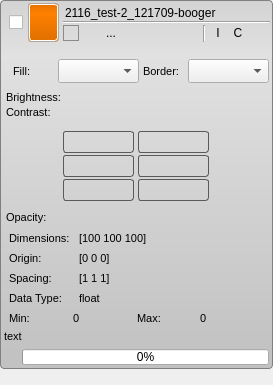
The window that Interface/AppInterface/LayerWidget.ui (jessdtate/Seg3D) describes before a commit, drawn with Qt 5.
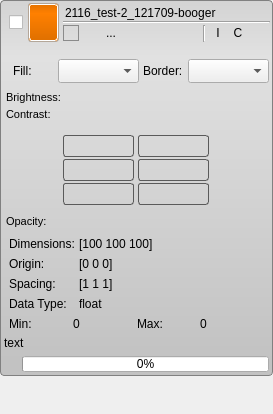
The same window after the commit. Icons and pictures are not drawn. Custom widgets are drawn as their Qt base class.

What changed in the file:
```diff
--- a/Interface/AppInterface/LayerWidget.ui
+++ b/Interface/AppInterface/LayerWidget.ui
@@ -7,7 +7,7 @@
     <x>0</x>
     <y>0</y>
     <width>273</width>
-    <height>385</height>
+    <height>414</height>
    </rect>
   </property>
   <property name="mouseTracking">
@@ -474,6 +474,9 @@
                    <height>16</height>
                   </size>
                  </property>
+                 <property name="toolTip">
+                  <string>Open the advanced visibility menu.</string>
+                 </property>
                  <property name="text">
                   <string/>
                  </property>
@@ -501,6 +504,9 @@
                    <height>16</height>
                   </size>
                  </property>
+                 <property name="toolTip">
+                  <string>Open the layers info menu.</string>
+                 </property>
                  <property name="text">
                   <string>...</string>
                  </property>
@@ -528,6 +534,9 @@
                    <height>16</height>
                   </size>
                  </property>
+                 <property name="toolTip">
+                  <string>Open the layers opacity menu.</string>
+                 </property>
                  <property name="text">
                   <string/>
                  </property>
@@ -556,7 +565,7 @@
                   </size>
                  </property>
                  <property name="toolTip">
-                  <string>Open the opacity menu</string>
+                  <string>Open the appearance menu.</string>
                  </property>
                  <property name="text">
                   <string/>
@@ -825,11 +834,6 @@
                 <height>30</height>
                </size>
               </property>
-              <property name="font">
-               <font>
-                <pointsize>8</pointsize>
-               </font>
-              </property>
               <property name="text">
                <string>Fill:</string>
               </property>
@@ -859,11 +863,6 @@
                 <height>30</height>
                </size>
               </property>
-              <property name="font">
-               <font>
-                <pointsize>8</pointsize>
-               </font>
-              </property>
               <property name="text">
                <string>Border:</string>
               </property>
@@ -918,6 +917,9 @@
                  </property>
                 </widget>
                </item>
+               <item>
+                <widget class="QtUtils::QtSliderDoubleCombo" name="brightness_adjuster_" native="true"/>
+               </item>
               </layout>
              </widget>
             </item>
@@ -960,6 +962,9 @@
                  </property>
                 </widget>
                </item>
+               <item>
+                <widget class="QtUtils::QtSliderDoubleCombo" name="contrast_adjuster_" native="true"/>
+               </item>
               </layout>
              </widget>
             </item>
@@ -1176,6 +1181,9 @@
               </property>
              </widget>
             </item>
+            <item>
+             <widget class="QtUtils::QtSliderDoubleCombo" name="opacity_adjuster_" native="true"/>
+            </item>
            </layout>
           </widget>
          </item>
@@ -1216,11 +1224,6 @@
                <height>20</height>
               </size>
              </property>
-             <property name="font">
-              <font>
-               <pointsize>8</pointsize>
-              </font>
-             </property>
              <property name="text">
               <string>Dimensions:</string>
              </property>
@@ -1228,11 +1231,6 @@
            </item>
            <item>
             <widget class="QLabel" name="dimensions_">
-             <property name="font">
-              <font>
-               <pointsize>8</pointsize>
-              </font>
-             </property>
              <property name="text">
               <string>[100 100 100]</string>
              </property>
@@ -1256,11 +1254,6 @@
                <height>20</height>
               </size>
              </property>
-             <property name="font">
-              <font>
-               <pointsize>8</pointsize>
-              </font>
-             </property>
              <property name="text">
               <string>Origin:</string>
              </property>
@@ -1268,11 +1261,6 @@
            </item>
            <item>
             <widget class="QLabel" name="origin_label_">
-             <property name="font">
-              <font>
-               <pointsize>8</pointsize>
-              </font>
-             </property>
              <property name="text">
               <string>[0 0 0]</string>
              </property>
@@ -1296,11 +1284,6 @@
                <height>20</height>
               </size>
              </property>
-             <property name="font">
-              <font>
-               <pointsize>8</pointsize>
-              </font>
-             </property>
              <property name="text">
               <string>Spacing:</string>
              </property>
@@ -1308,11 +1291,6 @@
            </item>
            <item>
             <widget class="QLabel" name="spacing_label_">
-             <property name="font">
-              <font>
-               <pointsize>8</pointsize>
-              </font>
-             </property>
              <property name="text">
               <string>[1 1 1]</string>
              </property>
@@ -1345,11 +1323,6 @@
                   <height>20</height>
                  </size>
                 </property>
-                <property name="font">
-                 <font>
-                  <pointsize>8</pointsize>
-                 </font>
-                </property>
                 <property name="text">
                  <string>Data Type:</string>
                 </property>
@@ -1357,11 +1330,6 @@
               </item>
               <item>
                <widget class="QLabel" name="datatype_label_">
-                <property name="font">
-                 <font>
-                  <pointsize>8</pointsize>
-                 </font>
-                </property>
                 <property name="text">
                  <string>float</string>
                 </property>
@@ -1385,11 +1353,6 @@
                   <height>20</height>
                  </size>
                 </property>
-                <property name="font">
-                 <font>
-                  <pointsize>8</pointsize>
-                 </font>
-                </property>
                 <property name="text">
                  <string>Min:</string>
                 </property>
@@ -1397,11 +1360,6 @@
               </item>
               <item>
                <widget class="QLabel" name="min_label_">
-                <property name="font">
-                 <font>
-                  <pointsize>8</pointsize>
-                 </font>
-                </property>
                 <property name="text">
                  <string>0</string>
                 </property>
@@ -1421,11 +1379,6 @@
                   <height>20</height>
                  </size>
                 </property>
-                <property name="font">
-                 <font>
-                  <pointsize>8</pointsize>
-                 </font>
-                </property>
                 <property name="text">
                  <string>Max:</string>
                 </property>
@@ -1433,11 +1386,6 @@
               </item>
               <item>
                <widget class="QLabel" name="max_label_">
-                <property name="font">
-                 <font>
-                  <pointsize>8</pointsize>
-                 </font>
-                </property>
                 <property name="text">
                  <string>0</string>
                 </property>
@@ -1471,11 +1419,6 @@
          </property>
          <item>
           <widget class="QLabel" name="abort_text_">
-           <property name="font">
-            <font>
-             <pointsize>8</pointsize>
-            </font>
-           </property>
            <property name="text">
             <string>text</string>
            </property>
@@ -1589,6 +1532,14 @@
    </item>
   </layout>
  </widget>
+ <customwidgets>
+  <customwidget>
+   <class>QtUtils::QtSliderDoubleCombo</class>
+   <extends>QWidget</extends>
+   <header location="global">QtUtils/Widgets/QtSliderDoubleCombo.h</header>
+   <container>1</container>
+  </customwidget>
+ </customwidgets>
  <resources>
   <include location="../../Resources/QtResources.qrc"/>
  </resources>
```
